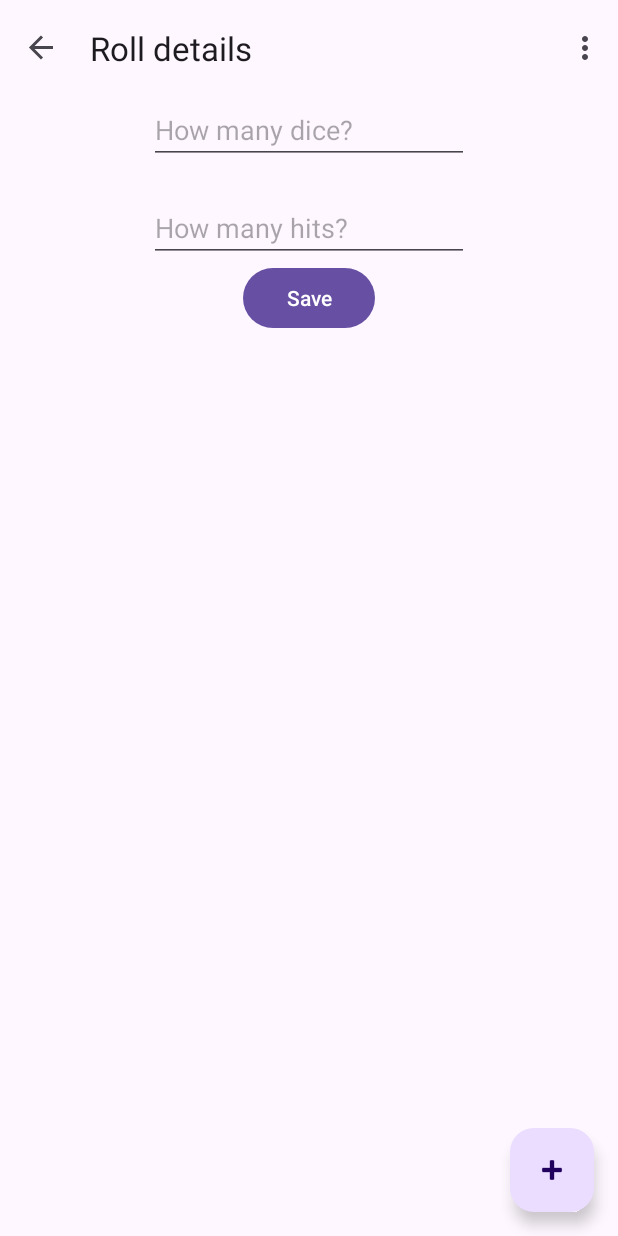
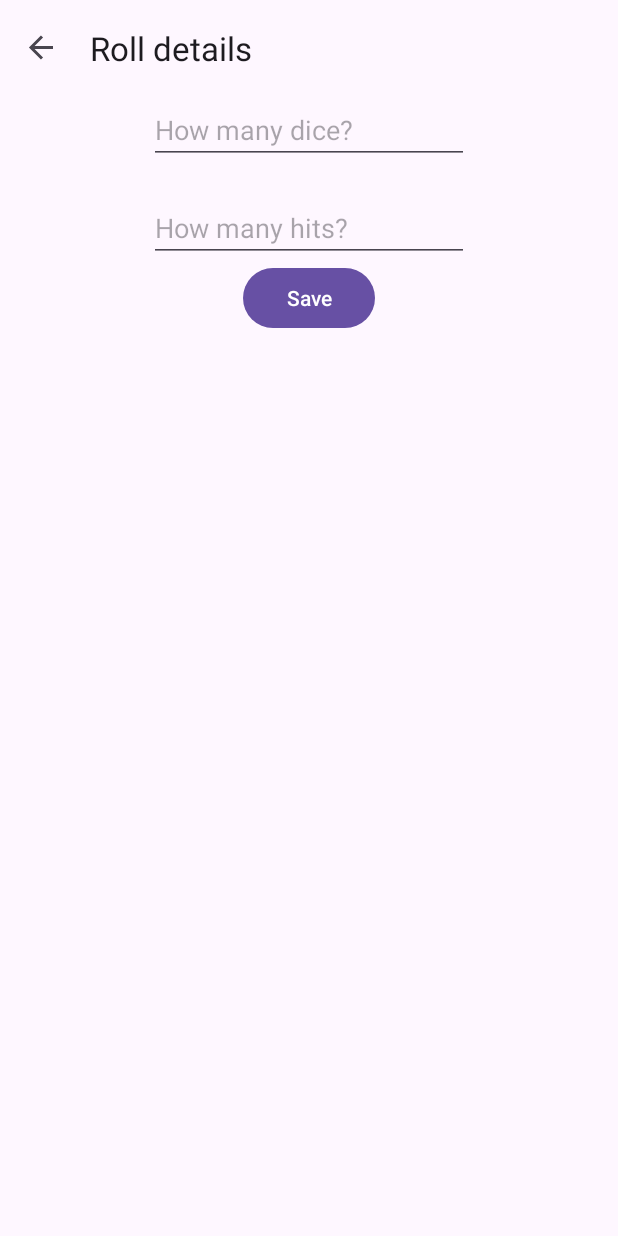
Before and after one commit to PKopel/MemoirStats, an Android app: the ScenarioStatsFragment screen opened through its navigation route, after a tap on "Add attacker roll", on a phone screen of 412 x 824 dp. Run offline under Robolectric (Android 15) with nearby library versions, the phone set to English and light mode, and no system bars; our stand-ins replace data binding, navigation-ui; libraries missing offline, so code that uses them is left out: io.realm.kotlin; 2 statements that could not run were skipped.

```diff
--- a/app/build.gradle.kts
+++ b/app/build.gradle.kts
@@ -44,6 +44,8 @@ android {
 dependencies {
     val navVersion = "2.7.6"
 
+    implementation("androidx.legacy:legacy-support-v4:1.0.0")
+    implementation("androidx.recyclerview:recyclerview:1.3.2")
     implementation("androidx.core:core-ktx:1.12.0")
     implementation("androidx.appcompat:appcompat:1.6.1")
     implementation("com.google.android.material:material:1.11.0")
--- a/app/src/main/java/com/example/memoirstats/MainActivity.kt
+++ b/app/src/main/java/com/example/memoirstats/MainActivity.kt
@@ -1,7 +1,6 @@
 package com.example.memoirstats
 
 import android.os.Bundle
-import android.view.Menu
 import android.view.MenuItem
 import android.widget.EditText
 import androidx.activity.viewModels
@@ -12,6 +11,7 @@ import androidx.navigation.ui.AppBarConfiguration
 import androidx.navigation.ui.navigateUp
 import androidx.navigation.ui.setupActionBarWithNavController
 import com.example.memoirstats.databinding.ActivityMainBinding
+import com.example.memoirstats.fragments.ScenarioStatsFragment
 import com.example.memoirstats.model.view.MemoirViewModel
 import com.google.android.material.dialog.MaterialAlertDialogBuilder
 
@@ -30,6 +30,13 @@ class MainActivity : AppCompatActivity() {
         setSupportActionBar(binding.toolbar)
 
         val navController = findNavController(R.id.nav_host_fragment_content_main)
+        navController.addOnDestinationChangedListener { _, dest, _ ->
+            when (dest.id) {
+                R.id.RollFragment -> binding.fab.hide()
+                else -> binding.fab.show()
+            }
+        }
+
         appBarConfiguration = AppBarConfiguration(navController.graph)
         setupActionBarWithNavController(navController, appBarConfiguration)
 
@@ -38,18 +45,11 @@ class MainActivity : AppCompatActivity() {
         }
     }
 
-    override fun onCreateOptionsMenu(menu: Menu): Boolean {
-        // Inflate the menu; this adds items to the action bar if it is present.
-        menuInflater.inflate(R.menu.menu_main, menu)
-        return true
-    }
-
     override fun onOptionsItemSelected(item: MenuItem): Boolean {
         // Handle action bar item clicks here. The action bar will
         // automatically handle clicks on the Home/Up button, so long
         // as you specify a parent activity in AndroidManifest.xml.
         return when (item.itemId) {
-            R.id.action_settings -> true
             else -> super.onOptionsItemSelected(item)
         }
     }
@@ -71,7 +71,7 @@ class MainActivity : AppCompatActivity() {
                 .setPositiveButton(R.string.ok) { _, _ ->
                     val name = scenarioNameEditText.text.toString()
                     if (viewModel.addScenario(name)) {
-                        val bundle = ScenarioFragment.makeBundle(name)
+                        val bundle = ScenarioStatsFragment.makeBundle(name)
                         navController.navigate(R.id.action_BaseFragment_to_ScenarioFragment, bundle)
                     } else {
                         nameAlreadyExistsAlert().show()
--- /dev/null
+++ b/app/src/main/java/com/example/memoirstats/adapters/BaseFragmentAdapter.kt
@@ -0,0 +1,15 @@
+package com.example.memoirstats.adapters
+
+import androidx.fragment.app.Fragment
+import androidx.viewpager2.adapter.FragmentStateAdapter
+import com.example.memoirstats.fragments.ListFragment
+import com.example.memoirstats.fragments.TotalStatsFragment
+
+class BaseFragmentAdapter(fragment: Fragment) : FragmentStateAdapter(fragment) {
+
+    override fun getItemCount(): Int = 2
+
+    override fun createFragment(position: Int): Fragment {
+        return if (position % 2 == 0) TotalStatsFragment() else ListFragment()
+    }
+}
--- a/app/src/main/java/com/example/memoirstats/DiceAdapter.kt
+++ b/app/src/main/java/com/example/memoirstats/adapters/DiceAdapter.kt
@@ -1,4 +1,4 @@
-package com.example.memoirstats
+package com.example.memoirstats.adapters
 
 import android.content.Context
 import android.view.LayoutInflater
@@ -6,6 +6,7 @@ import android.view.View
 import android.view.ViewGroup
 import android.widget.BaseAdapter
 import android.widget.ImageView
+import com.example.memoirstats.R
 import com.example.memoirstats.model.DiceSide
 
 class DiceAdapter(private val context: Context) : BaseAdapter() {
--- a/app/src/main/java/com/example/memoirstats/BaseFragment.kt
+++ b/app/src/main/java/com/example/memoirstats/fragments/BaseFragment.kt
@@ -1,15 +1,14 @@
-package com.example.memoirstats
+package com.example.memoirstats.fragments
 
 import android.os.Bundle
 import android.view.LayoutInflater
 import android.view.View
 import android.view.ViewGroup
 import androidx.fragment.app.Fragment
-import androidx.fragment.app.activityViewModels
+import androidx.viewpager2.widget.ViewPager2
+import com.example.memoirstats.R
+import com.example.memoirstats.adapters.BaseFragmentAdapter
 import com.example.memoirstats.databinding.FragmentBaseBinding
-import com.example.memoirstats.model.Player
-import com.example.memoirstats.model.view.MemoirViewModel
-import com.example.memoirstats.model.view.TotalViewModel
 
 /**
  * A simple [Fragment] subclass as the default destination in the navigation.
@@ -21,20 +20,23 @@ class BaseFragment : Fragment() {
     // This property is only valid between onCreateView and
     // onDestroyView.
     private val binding get() = _binding!!
-    private val viewModel: MemoirViewModel by activityViewModels()
+
+    private lateinit var baseFragmentAdapter: BaseFragmentAdapter
+    private lateinit var viewPager: ViewPager2
 
     override fun onCreateView(
         inflater: LayoutInflater, container: ViewGroup?,
         savedInstanceState: Bundle?
     ): View {
         _binding = FragmentBaseBinding.inflate(inflater, container, false)
-        binding.lifecycleOwner = this
-        binding.totalResults.total = TotalViewModel(viewModel)
-        binding.totalResults.attacker = TotalViewModel(viewModel, Player.Attacker.filter)
-        binding.totalResults.defender = TotalViewModel(viewModel, Player.Defender.filter)
         return binding.root
     }
 
+    override fun onViewCreated(view: View, savedInstanceState: Bundle?) {
+        baseFragmentAdapter = BaseFragmentAdapter(this)
+        viewPager = view.findViewById(R.id.pager)
+        viewPager.adapter = baseFragmentAdapter
+    }
     override fun onDestroyView() {
         super.onDestroyView()
         _binding = null
--- a/app/src/main/java/com/example/memoirstats/RollFragment.kt
+++ b/app/src/main/java/com/example/memoirstats/fragments/RollFragment.kt
@@ -1,4 +1,4 @@
-package com.example.memoirstats
+package com.example.memoirstats.fragments
 
 import android.os.Bundle
 import android.view.LayoutInflater
@@ -12,15 +12,15 @@ import androidx.core.widget.addTextChangedListener
 import androidx.fragment.app.Fragment
 import androidx.fragment.app.activityViewModels
 import androidx.navigation.fragment.findNavController
+import com.example.memoirstats.adapters.DiceAdapter
 import com.example.memoirstats.databinding.FragmentRollBinding
 import com.example.memoirstats.model.DiceSide
-import com.example.memoirstats.model.view.MemoirViewModel
 import com.example.memoirstats.model.Player
 import com.example.memoirstats.model.Roll
+import com.example.memoirstats.model.view.MemoirViewModel
 
 private const val ARG_PLAYER = "player"
 private const val ARG_SCENARIO = "scenario"
-
 /**
  * A simple [Fragment] subclass representing single dice roll.
  */
--- a/app/src/main/java/com/example/memoirstats/ScenarioFragment.kt
+++ b/app/src/main/java/com/example/memoirstats/fragments/ScenarioStatsFragment.kt
@@ -1,4 +1,4 @@
-package com.example.memoirstats
+package com.example.memoirstats.fragments
 
 import android.os.Bundle
 import android.view.LayoutInflater
@@ -7,19 +7,19 @@ import android.view.ViewGroup
 import androidx.fragment.app.Fragment
 import androidx.fragment.app.activityViewModels
 import androidx.navigation.fragment.findNavController
-import com.example.memoirstats.databinding.FragmentScenarioBinding
+import com.example.memoirstats.R
+import com.example.memoirstats.databinding.FragmentScenarioStatsBinding
 import com.example.memoirstats.model.Player
 import com.example.memoirstats.model.view.CurrentViewModel
 import com.example.memoirstats.model.view.MemoirViewModel
 
 private const val ARG_SCENARIO = "scenario"
-
 /**
  * A simple [Fragment] subclass aggregating rolls for a scenario.
  */
-class ScenarioFragment : Fragment() {
+class ScenarioStatsFragment : Fragment() {
 
-    private var _binding: FragmentScenarioBinding? = null
+    private var _binding: FragmentScenarioStatsBinding? = null
 
     // This property is only valid between onCreateView and
     // onDestroyView.
@@ -31,13 +31,14 @@ class ScenarioFragment : Fragment() {
         super.onCreate(savedInstanceState)
         arguments?.let {
             scenario = it.getString(ARG_SCENARIO)!!
+            viewModel.setScenario(scenario)
         }
     }
 
     override fun onCreateView(
         inflater: LayoutInflater, container: ViewGroup?, savedInstanceState: Bundle?
     ): View {
-        _binding = FragmentScenarioBinding.inflate(inflater, container, false)
+        _binding = FragmentScenarioStatsBinding.inflate(inflater, container, false)
         binding.lifecycleOwner = this
         binding.currentResults.total = CurrentViewModel(viewModel)
         binding.currentResults.attacker = CurrentViewModel(viewModel, Player.Attacker.filter)
--- /dev/null
+++ b/app/src/main/java/com/example/memoirstats/fragments/TotalStatsFragment.kt
@@ -0,0 +1,42 @@
+package com.example.memoirstats.fragments
+
+import android.os.Bundle
+import android.view.LayoutInflater
+import android.view.View
+import android.view.ViewGroup
+import androidx.fragment.app.Fragment
+import androidx.fragment.app.activityViewModels
+import com.example.memoirstats.databinding.FragmentTotalStatsBinding
+import com.example.memoirstats.model.Player
+import com.example.memoirstats.model.view.MemoirViewModel
+import com.example.memoirstats.model.view.TotalViewModel
+
+/**
+ * A simple [Fragment] subclass showing total stats.
+ */
+class TotalStatsFragment : Fragment() {
+
+    private var _binding: FragmentTotalStatsBinding? = null
+
+    // This property is only valid between onCreateView and
+    // onDestroyView.
+    private val binding get() = _binding!!
+    private val viewModel: MemoirViewModel by activityViewModels()
+
+    override fun onCreateView(
+        inflater: LayoutInflater, container: ViewGroup?,
+        savedInstanceState: Bundle?
+    ): View {
+        _binding = FragmentTotalStatsBinding.inflate(inflater, container, false)
+        binding.lifecycleOwner = this
+        binding.totalResults.total = TotalViewModel(viewModel)
+        binding.totalResults.attacker = TotalViewModel(viewModel, Player.Attacker.filter)
+        binding.totalResults.defender = TotalViewModel(viewModel, Player.Defender.filter)
+        return binding.root
+    }
+
+    override fun onDestroyView() {
+        super.onDestroyView()
+        _binding = null
+    }
+}
--- a/app/src/main/res/layout/fragment_roll.xml
+++ b/app/src/main/res/layout/fragment_roll.xml
@@ -10,7 +10,7 @@
     <androidx.core.widget.NestedScrollView
         android:layout_width="match_parent"
         android:layout_height="match_parent"
-        tools:context=".RollFragment">
+        tools:context=".fragments.RollFragment">
 
         <androidx.constraintlayout.widget.ConstraintLayout
             android:id="@+id/frameLayout"
@@ -27,7 +27,8 @@
                 app:layout_constraintBottom_toTopOf="@+id/diceGroup"
                 app:layout_constraintEnd_toEndOf="parent"
                 app:layout_constraintStart_toStartOf="parent"
-                app:layout_constraintTop_toTopOf="parent" />
+                app:layout_constraintTop_toTopOf="parent"
+                android:importantForAutofill="no" />
 
             <GridLayout
                 android:id="@+id/diceGroup"
@@ -50,7 +51,8 @@
                 app:layout_constraintBottom_toTopOf="@+id/save"
                 app:layout_constraintEnd_toEndOf="parent"
                 app:layout_constraintStart_toStartOf="parent"
-                app:layout_constraintTop_toBottomOf="@+id/diceGroup" />
+                app:layout_constraintTop_toBottomOf="@+id/diceGroup"
+                android:importantForAutofill="no" />
 
             <Button
                 android:id="@+id/save"
--- a/app/src/main/res/layout/fragment_scenario.xml
+++ b/app/src/main/res/layout/fragment_scenario_stats.xml
@@ -10,7 +10,7 @@
     <androidx.core.widget.NestedScrollView
         android:layout_width="match_parent"
         android:layout_height="match_parent"
-        tools:context=".ScenarioFragment">
+        tools:context=".fragments.ScenarioStatsFragment">
 
         <androidx.constraintlayout.widget.ConstraintLayout
             android:layout_width="match_parent"
--- a/app/src/main/res/navigation/nav_graph.xml
+++ b/app/src/main/res/navigation/nav_graph.xml
@@ -7,18 +7,18 @@
 
     <fragment
         android:id="@+id/BaseFragment"
-        android:name="com.example.memoirstats.BaseFragment"
+        android:name="com.example.memoirstats.fragments.BaseFragment"
         android:label="@string/base_fragment_label"
-        tools:layout="@layout/fragment_base">
+        tools:layout="@layout/fragment_total_stats">
         <action
             android:id="@+id/action_BaseFragment_to_ScenarioFragment"
             app:destination="@id/ScenarioFragment" />
     </fragment>
     <fragment
         android:id="@+id/ScenarioFragment"
-        android:name="com.example.memoirstats.ScenarioFragment"
+        android:name="com.example.memoirstats.fragments.ScenarioStatsFragment"
         android:label="@string/scenario_fragment_label"
-        tools:layout="@layout/fragment_scenario">
+        tools:layout="@layout/fragment_scenario_stats">
         <action
             android:id="@+id/action_ScenarioFragment_to_RollFragment"
             app:destination="@id/RollFragment" />
@@ -28,11 +28,15 @@
     </fragment>
     <fragment
         android:id="@+id/RollFragment"
-        android:name="com.example.memoirstats.RollFragment"
+        android:name="com.example.memoirstats.fragments.RollFragment"
         android:label="@string/roll_fragment_label"
         tools:layout="@layout/fragment_roll" >
         <action
             android:id="@+id/action_RollFragment_to_ScenarioFragment"
             app:destination="@id/ScenarioFragment" />
     </fragment>
+    <fragment
+        android:id="@+id/totalStatsFragment"
+        android:name="com.example.memoirstats.fragments.TotalStatsFragment"
+        android:label="TotalStatsFragment" />
 </navigation>
--- a/app/src/main/res/values/dimens.xml
+++ b/app/src/main/res/values/dimens.xml
@@ -1,4 +1,5 @@
 <resources>
     <dimen name="fab_margin">16dp</dimen>
     <dimen name="corner_radius">16dp</dimen>
+    <dimen name="text_margin">16dp</dimen>
 </resources>
```
Also changed, not shown: app/src/main/java/com/example/memoirstats/adapters/ScenarioRecyclerViewAdapter.kt (added, +56 -0 lines), app/src/main/java/com/example/memoirstats/fragments/ListFragment.kt (added, +38 -0 lines), app/src/main/java/com/example/memoirstats/model/view/MemoirViewModel.kt (+10 -1 lines), app/src/main/res/layout/fragment_base.xml (+5 -31 lines), app/src/main/res/layout/fragment_list.xml (added, +13 -0 lines), app/src/main/res/layout/fragment_list_content.xml (added, +13 -0 lines), app/src/main/res/layout/fragment_total_stats.xml (added, +32 -0 lines).
